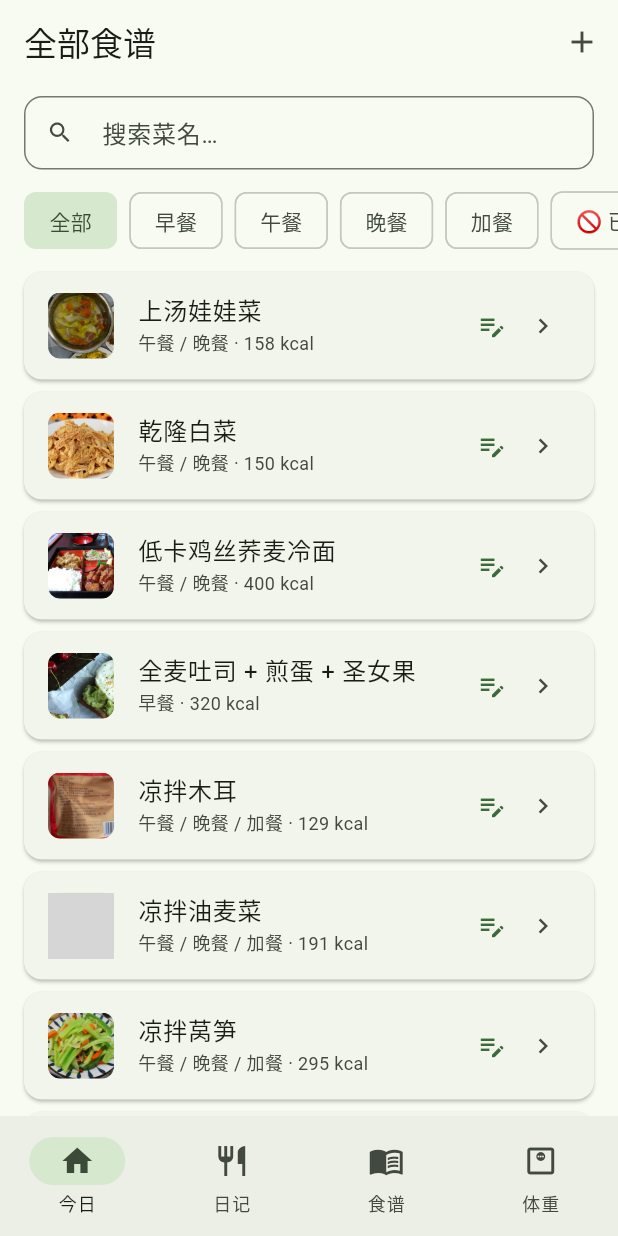
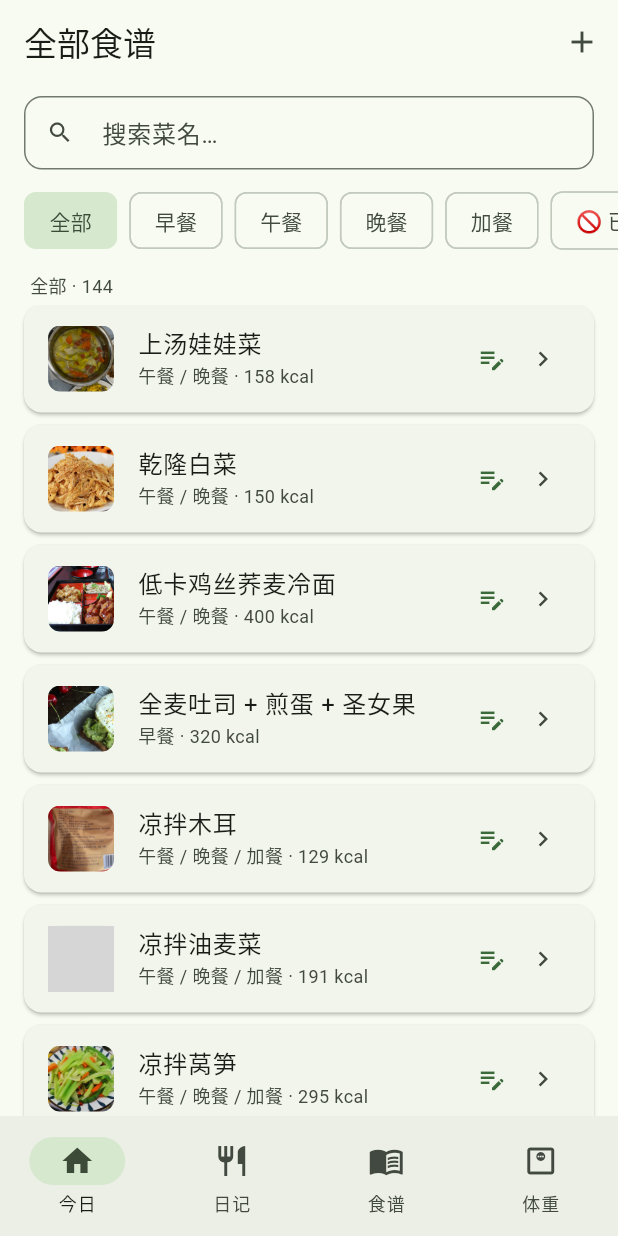
Before and after one commit to alexbibihere/healthy-diet-app, a Flutter app: the AllRecipesPage screen opened by its route, on a phone screen of 412 x 824 dp. Run offline on Flutter 3.47's test engine with Material 3 defaults, Android fonts, the phone set to English and light mode, and no system bars; our stand-ins replace drift, drift_flutter, fl_chart, flutter_image_compress, flutter_riverpod, go_router and 2 more; accounts and stored records are empty; generated files the repository leaves out were written again; statements that could not run were skipped; grey boxes are pictures that could not be loaded.

Commit message:
feat: 全部食谱页显示当前筛选下的菜谱数量（如 全部 · 147 / 早餐 · 21）

```diff
--- a/lib/features/plan/all_recipes_page.dart
+++ b/lib/features/plan/all_recipes_page.dart
@@ -122,8 +122,27 @@ class _AllRecipesPageState extends ConsumerState<AllRecipesPage> {
                         textAlign: TextAlign.center),
                   );
                 }
-                return ListView.builder(
-                  padding: const EdgeInsets.fromLTRB(16, 4, 16, 24),
+                // 标题后跟当前筛选下的数量，如「全部食谱 · 134」
+                final countText = switch (_filter) {
+                  _bannedFilter => '已禁用 · ${list.length}',
+                  -1 => '全部 · ${list.length}',
+                  _ => '${kSlotShort[_filter]} · ${list.length}',
+                };
+                return Column(
+                  children: [
+                    Padding(
+                      padding: const EdgeInsets.fromLTRB(20, 4, 20, 4),
+                      child: Align(
+                        alignment: Alignment.centerLeft,
+                        child: Text(countText,
+                            style: TextStyle(
+                                fontSize: 12,
+                                color: scheme.onSurfaceVariant)),
+                      ),
+                    ),
+                    Expanded(
+                      child: ListView.builder(
+                        padding: const EdgeInsets.fromLTRB(16, 0, 16, 24),
                         itemCount: list.length,
                         itemBuilder: (_, i) {
                           final r = list[i];
@@ -132,6 +151,62 @@ class _AllRecipesPageState extends ConsumerState<AllRecipesPage> {
                               .map((s) => kSlotShort[s])
                               .whereType<String>()
                               .join(' / ');
+                          return _recipeCard(context, ref, repo, r, isBanned,
+                              slotText, scheme);
+                        },
+                      ),
+                    ),
+                  ],
+                );
+              },
+            ),
+          ),
+        ],
+      ),
+    );
+  }
+
+  Widget _swipeBg(
+    ColorScheme scheme, {
+    required bool alignLeft,
+    required IconData icon,
+    required String label,
+    required Color color,
+    required Color fg,
+  }) {
+    final content = Row(
+      mainAxisAlignment:
+          alignLeft ? MainAxisAlignment.end : MainAxisAlignment.start,
+      children: [
+        if (!alignLeft) const SizedBox(width: 24),
+        Icon(icon, color: fg),
+        const SizedBox(width: 6),
+        Text(label,
+            style: TextStyle(
+                color: fg, fontWeight: FontWeight.bold, fontSize: 13)),
+        if (alignLeft) const SizedBox(width: 24),
+      ],
+    );
+    return Container(
+      margin: const EdgeInsets.only(bottom: 8),
+      decoration: BoxDecoration(
+        color: color,
+        borderRadius: BorderRadius.circular(12),
+      ),
+      alignment: Alignment.center,
+      child: content,
+    );
+  }
+
+  /// 单个菜谱卡片：左滑禁用/恢复
+  Widget _recipeCard(
+      BuildContext context,
+      WidgetRef ref,
+      WeeklyPlanRepo repo,
+      Recipe r,
+      bool isBanned,
+      String slotText,
+      ColorScheme scheme) {
     return Dismissible(
       key: ValueKey(r.id),
       direction: DismissDirection.horizontal,
@@ -180,18 +255,13 @@ class _AllRecipesPageState extends ConsumerState<AllRecipesPage> {
             maxLines: 1,
             overflow: TextOverflow.ellipsis,
             style: TextStyle(
-                              decoration:
-                                  isBanned ? TextDecoration.lineThrough : null,
-                              color: isBanned
-                                  ? scheme.onSurfaceVariant
-                                  : null,
+              decoration: isBanned ? TextDecoration.lineThrough : null,
+              color: isBanned ? scheme.onSurfaceVariant : null,
             ),
           ),
           subtitle: Text(
             isBanned ? '左滑恢复 · $slotText' : '$slotText · ${r.kcal} kcal',
-                            style: TextStyle(
-                                fontSize: 12,
-                                color: scheme.onSurfaceVariant),
+            style: TextStyle(fontSize: 12, color: scheme.onSurfaceVariant),
           ),
           trailing: Row(
             mainAxisSize: MainAxisSize.min,
@@ -200,13 +270,11 @@ class _AllRecipesPageState extends ConsumerState<AllRecipesPage> {
                 icon: Icon(
                   Icons.edit_note,
                   size: 20,
-                                  color: isBanned
-                                      ? scheme.onSurfaceVariant
-                                      : scheme.primary,
+                  color:
+                      isBanned ? scheme.onSurfaceVariant : scheme.primary,
                 ),
                 tooltip: '记入今日日记',
-                                onPressed: () =>
-                                    logRecipeToDiary(context, ref, r),
+                onPressed: () => logRecipeToDiary(context, ref, r),
               ),
               const Icon(Icons.chevron_right, size: 20),
             ],
@@ -215,46 +283,6 @@ class _AllRecipesPageState extends ConsumerState<AllRecipesPage> {
         ),
       ),
     );
-                  },
-                );
-              },
-            ),
-          ),
-        ],
-      ),
-    );
-  }
-
-  Widget _swipeBg(
-    ColorScheme scheme, {
-    required bool alignLeft,
-    required IconData icon,
-    required String label,
-    required Color color,
-    required Color fg,
-  }) {
-    final content = Row(
-      mainAxisAlignment:
-          alignLeft ? MainAxisAlignment.end : MainAxisAlignment.start,
-      children: [
-        if (!alignLeft) const SizedBox(width: 24),
-        Icon(icon, color: fg),
-        const SizedBox(width: 6),
-        Text(label,
-            style: TextStyle(
-                color: fg, fontWeight: FontWeight.bold, fontSize: 13)),
-        if (alignLeft) const SizedBox(width: 24),
-      ],
-    );
-    return Container(
-      margin: const EdgeInsets.only(bottom: 8),
-      decoration: BoxDecoration(
-        color: color,
-        borderRadius: BorderRadius.circular(12),
-      ),
-      alignment: Alignment.center,
-      child: content,
-    );
   }
 }
 
```
Lines whose indentation alone changed are shown as unchanged.
